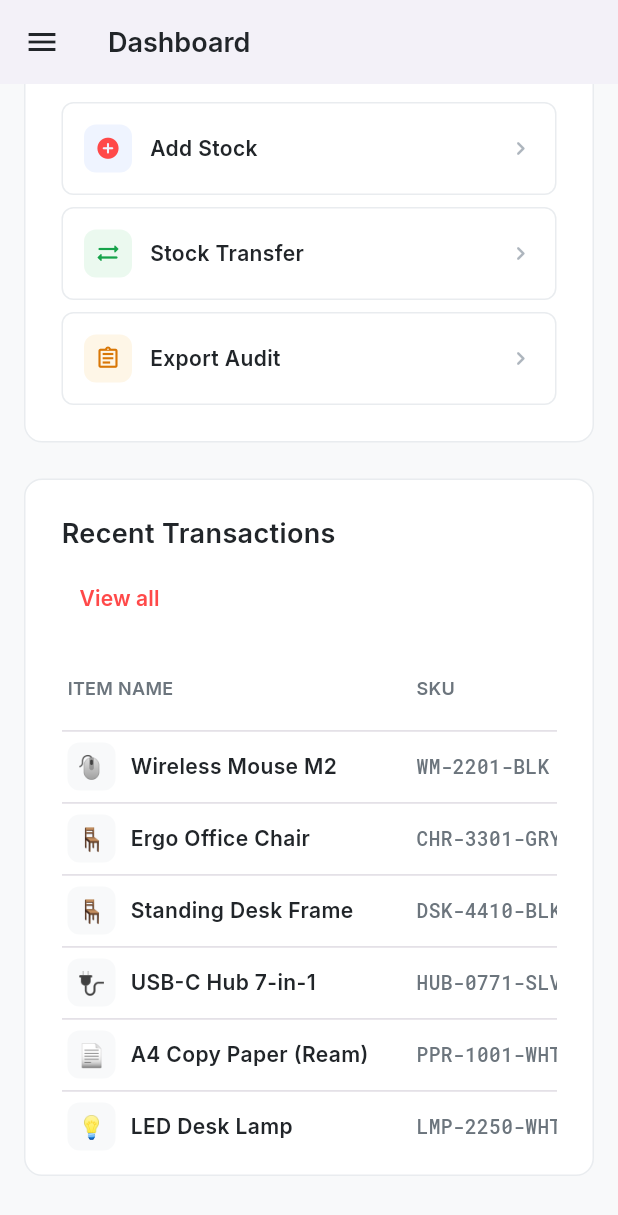
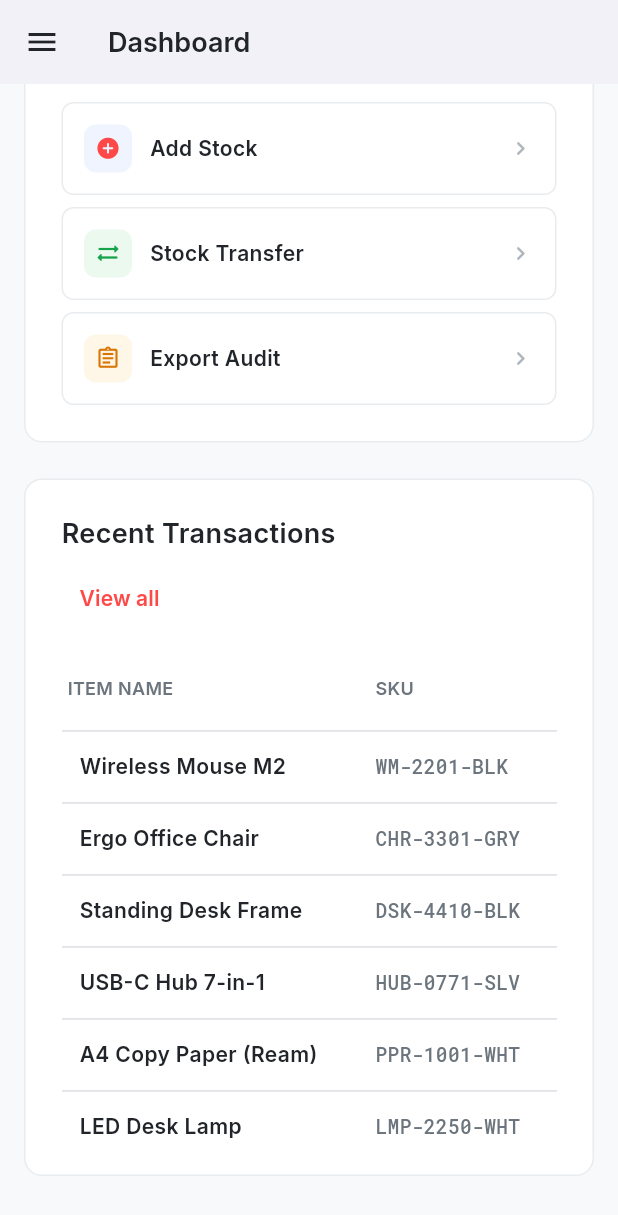
Before and after one commit to vgif-v/CBHIMS, a Flutter app: the screen it shows after launch, scrolled down 958 dp, on a phone screen of 412 x 824 dp. Shown: the top 1215 px of the screen. Run offline on Flutter 3.47's test engine with Material 3 defaults, Android fonts, the phone set to English and light mode, and no system bars; our stand-ins replace fl_chart, google_fonts.

Commit message:
fix overflowing issues

```diff
--- a/lib/screens/dashboard_screen.dart
+++ b/lib/screens/dashboard_screen.dart
@@ -444,17 +444,11 @@ class _TransactionsTable extends StatelessWidget {
             return DataRow(cells: [
               DataCell(Row(
                 children: [
-                  Container(
-                    width: 32,
-                    height: 32,
-                    alignment: Alignment.center,
-                    decoration: BoxDecoration(color: AppColors.background, borderRadius: BorderRadius.circular(8)),
-                    child: Text(t.emoji, style: const TextStyle(fontSize: 15)),
-                  ),
-                  const SizedBox(width: 10),
-                  Text(t.itemName, style: AppTextStyles.bodyMedium),
-                ],
-              )),
+                  const SizedBox(width: 8),
+                  Text(t.itemName, style: AppTextStyles.bodyMedium, overflow: TextOverflow.ellipsis, softWrap: false),
+                  ],
+                ),
+              ),
               DataCell(Text(t.sku, style: AppTextStyles.mono)),
               DataCell(StatusBadge(
                 label: inbound ? '+ Inbound' : '- Outbound',
```
Also changed, not shown: lib/screens/reports_screen.dart (+43 -1 lines), lib/widgets/status_badge.dart (+7 -3 lines).
